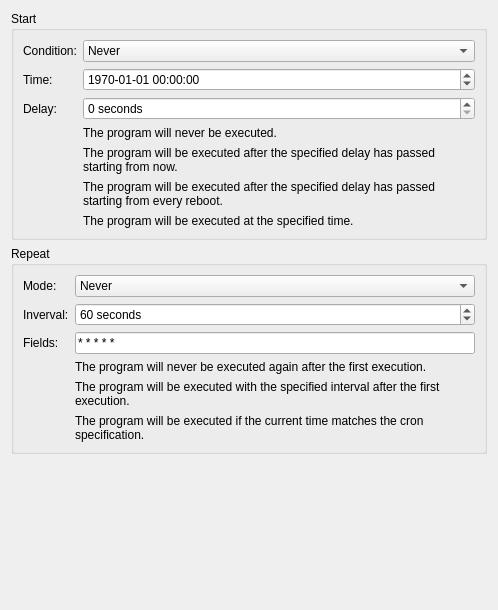
First picture: the form in src/brickv/plugin_system/plugins/red/ui/program_page_schedule.ui, repository Tinkerforge/brickv, before the edit.
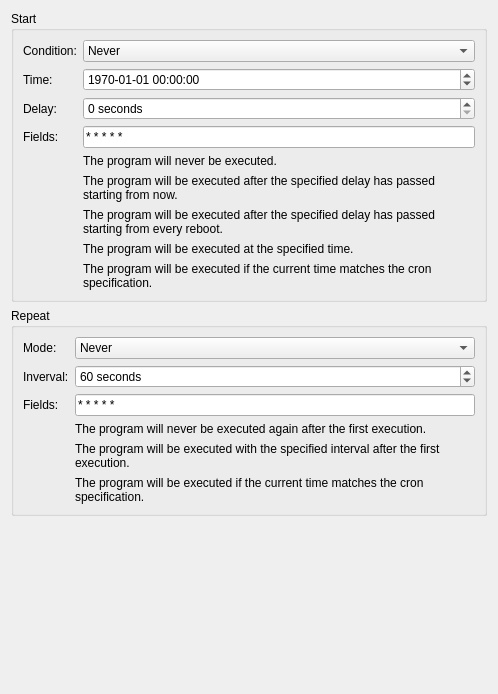
Second picture: the form after the edit.

Commit message: red-brick: Add cron schedule start condition

The edit to the form file:
```diff
--- a/src/brickv/plugin_system/plugins/red/ui/program_page_schedule.ui
+++ b/src/brickv/plugin_system/plugins/red/ui/program_page_schedule.ui
@@ -7,7 +7,7 @@
     <x>0</x>
     <y>0</y>
     <width>498</width>
-    <height>610</height>
+    <height>694</height>
    </rect>
   </property>
   <property name="windowTitle">
@@ -119,7 +119,7 @@
           </property>
          </widget>
         </item>
-        <item row="3" column="1">
+        <item row="4" column="1">
          <widget class="QLabel" name="label_start_condition_never_help">
           <property name="text">
            <string>The program will never be executed.</string>
@@ -129,7 +129,7 @@
           </property>
          </widget>
         </item>
-        <item row="4" column="1">
+        <item row="5" column="1">
          <widget class="QLabel" name="label_start_condition_now_help">
           <property name="text">
            <string>The program will be executed after the specified delay has passed starting from now.</string>
@@ -139,7 +139,7 @@
           </property>
          </widget>
         </item>
-        <item row="5" column="1">
+        <item row="6" column="1">
          <widget class="QLabel" name="label_start_condition_reboot_help">
           <property name="text">
            <string>The program will be executed after the specified delay has passed starting from every reboot.</string>
@@ -149,7 +149,7 @@
           </property>
          </widget>
         </item>
-        <item row="6" column="1">
+        <item row="7" column="1">
          <widget class="QLabel" name="label_start_condition_time_help">
           <property name="text">
            <string>The program will be executed at the specified time.</string>
@@ -159,6 +159,33 @@
           </property>
          </widget>
         </item>
+        <item row="3" column="0">
+         <widget class="QLabel" name="label_start_fields">
+          <property name="text">
+           <string>Fields:</string>
+          </property>
+          <property name="buddy">
+           <cstring>edit_start_fields</cstring>
+          </property>
+         </widget>
+        </item>
+        <item row="3" column="1">
+         <widget class="QLineEdit" name="edit_start_fields">
+          <property name="text">
+           <string>* * * * *</string>
+          </property>
+         </widget>
+        </item>
+        <item row="8" column="1">
+         <widget class="QLabel" name="label_start_condition_cron_help">
+          <property name="text">
+           <string>The program will be executed if the current time matches the cron specification.</string>
+          </property>
+          <property name="wordWrap">
+           <bool>true</bool>
+          </property>
+         </widget>
+        </item>
        </layout>
       </item>
      </layout>
```
Left out of the diff: 6 changed lines with no effect on the pictures. The commit also changes 8 other files.
